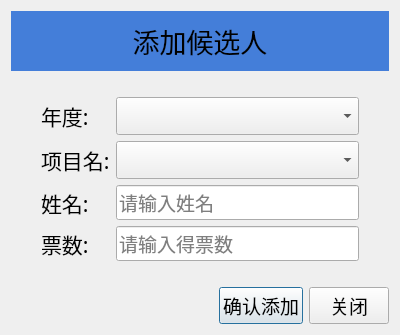
Above: ui/page_elements/election_addpeople/Addpeople.ui from ArcherLuo233/election-s-prediction before the change. Below: the same form after it.
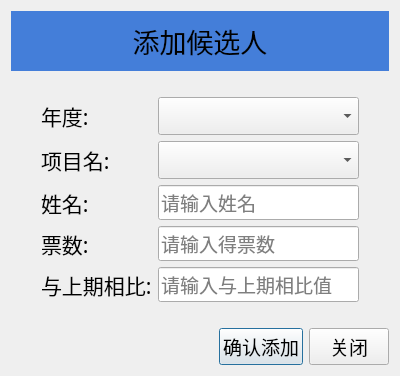
That is the form after the change.

What changed in the file:
```diff
--- a/ui/page_elements/election_addpeople/Addpeople.ui
+++ b/ui/page_elements/election_addpeople/Addpeople.ui
@@ -147,6 +147,32 @@
        </property>
       </widget>
      </item>
+        <item row="4" column="0">
+            <widget class="QLabel" name="cpwl">
+                <property name="font">
+                    <font>
+                        <family>黑体</family>
+                        <pointsize>16</pointsize>
+                    </font>
+                </property>
+                <property name="text">
+                    <string>与上期相比:</string>
+                </property>
+            </widget>
+        </item>
+        <item row="4" column="1">
+            <widget class="QLineEdit" name="cpwl_text">
+                <property name="font">
+                    <font>
+                        <family>黑体</family>
+                        <pointsize>14</pointsize>
+                    </font>
+                </property>
+                <property name="placeholderText">
+                    <string>请输入与上期相比值</string>
+                </property>
+            </widget>
+        </item>
     </layout>
    </item>
    <item>
```
Lines whose indentation alone changed are shown as unchanged.
